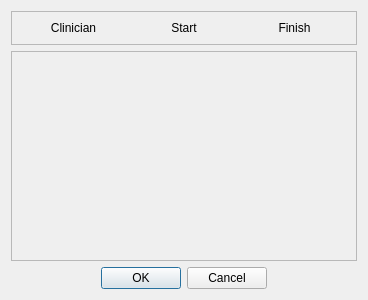
Above: qt-designer/aslotEdit.ui from rowinggolfer/openmolar1 before the change. Below: the same form after it.
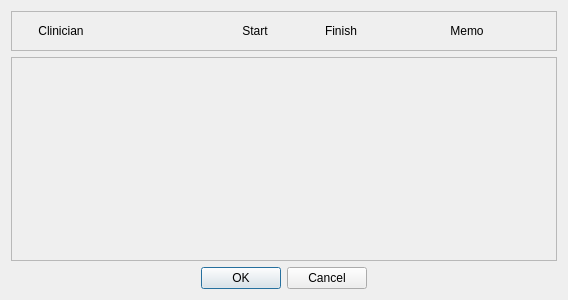
That is the form after the change.

Diff of the .ui file:
```diff
--- a/qt-designer/aslotEdit.ui
+++ b/qt-designer/aslotEdit.ui
@@ -6,7 +6,7 @@
    <rect>
     <x>0</x>
     <y>0</y>
-    <width>364</width>
+    <width>568</width>
     <height>300</height>
    </rect>
   </property>
@@ -25,6 +25,12 @@
      <layout class="QHBoxLayout" name="horizontalLayout">
       <item>
        <widget class="QLabel" name="label">
+        <property name="minimumSize">
+         <size>
+          <width>80</width>
+          <height>0</height>
+         </size>
+        </property>
         <property name="text">
          <string>Clinician</string>
         </property>
@@ -33,8 +39,27 @@
         </property>
        </widget>
       </item>
+      <item>
+       <spacer name="horizontalSpacer">
+        <property name="orientation">
+         <enum>Qt::Horizontal</enum>
+        </property>
+        <property name="sizeHint" stdset="0">
+         <size>
+          <width>40</width>
+          <height>20</height>
+         </size>
+        </property>
+       </spacer>
+      </item>
       <item>
        <widget class="QLabel" name="label_3">
+        <property name="minimumSize">
+         <size>
+          <width>80</width>
+          <height>0</height>
+         </size>
+        </property>
         <property name="text">
          <string>Start</string>
         </property>
@@ -45,6 +70,12 @@
       </item>
       <item>
        <widget class="QLabel" name="label_4">
+        <property name="minimumSize">
+         <size>
+          <width>80</width>
+          <height>0</height>
+         </size>
+        </property>
         <property name="text">
          <string>Finish</string>
         </property>
@@ -53,6 +84,22 @@
         </property>
        </widget>
       </item>
+      <item>
+       <widget class="QLabel" name="label_2">
+        <property name="minimumSize">
+         <size>
+          <width>160</width>
+          <height>0</height>
+         </size>
+        </property>
+        <property name="text">
+         <string>Memo</string>
+        </property>
+        <property name="alignment">
+         <set>Qt::AlignCenter</set>
+        </property>
+       </widget>
+      </item>
      </layout>
     </widget>
    </item>
@@ -72,8 +119,8 @@
        <rect>
         <x>0</x>
         <y>0</y>
-        <width>342</width>
-        <height>196</height>
+        <width>546</width>
+        <height>194</height>
        </rect>
       </property>
      </widget>
```
